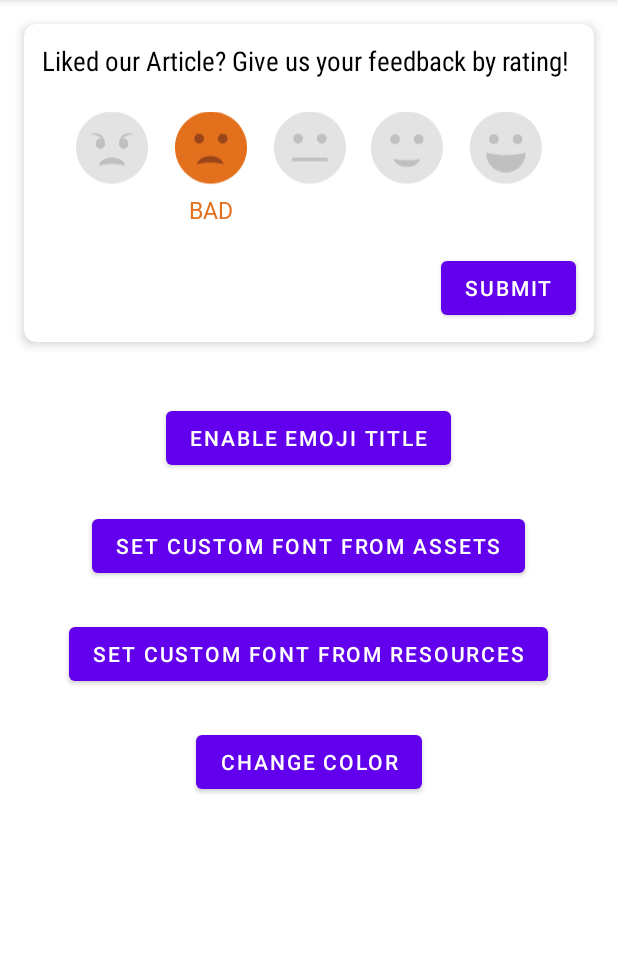
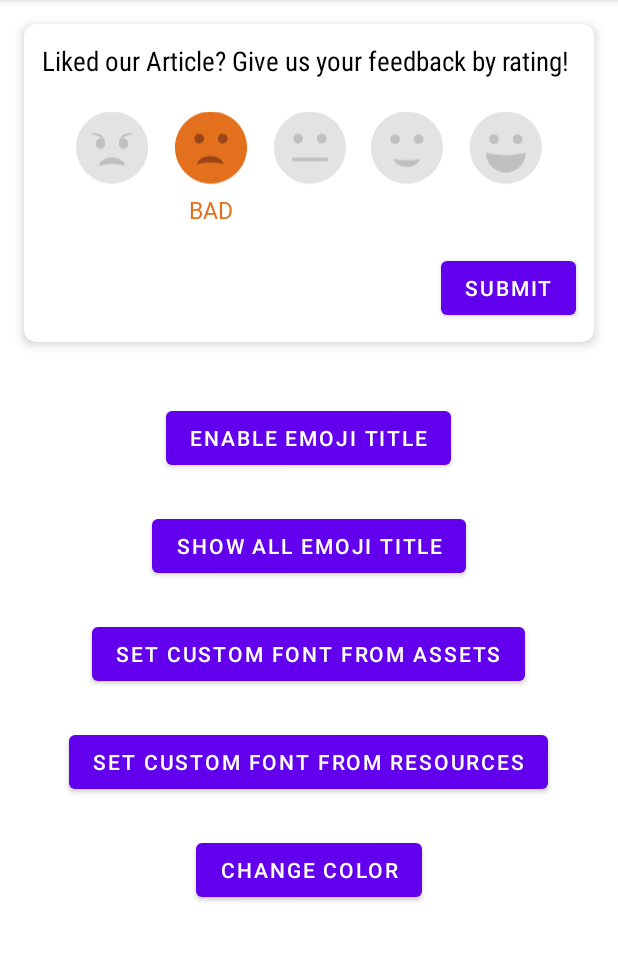
Before and after one commit to unaisulhadi/emojiratingbar, an Android app: the screen it shows after launch (MainActivity), after a tap on an icon or button, on a phone screen of 412 x 824 dp, the part 84-1045 px from its top. Run offline under Robolectric (Android 15) with nearby library versions, the phone set to English and light mode, and no system bars; our stand-ins replace sdp/ssp sizes; Roboto replaces fonts that are not available here; 2 other taps on this screen came first.

Commit message:
added empty state as defualt and show all text

```diff
--- a/emojiratingbar/src/main/java/com/hadi/emojiratingbar/EmojiRatingBar.kt
+++ b/emojiratingbar/src/main/java/com/hadi/emojiratingbar/EmojiRatingBar.kt
@@ -20,7 +20,9 @@ import androidx.core.content.res.ResourcesCompat
 class EmojiRatingBar(context: Context, attributeSet: AttributeSet) :
     LinearLayout(context, attributeSet) {
 
-    private var rating: RateStatus = RateStatus.OKAY
+    private class Smiley(var image: ImageView, var text: TextView, var status: RateStatus)
+
+    private var rating: RateStatus = RateStatus.EMPTY
     private var ratingChangeListener: OnRateChangeListener? = null
 
 
@@ -44,9 +46,15 @@ class EmojiRatingBar(context: Context, attributeSet: AttributeSet) :
     private lateinit var tvGood: TextView
     private lateinit var tvGreat: TextView
 
+
     private var showText: Boolean = true
+    private var showAllText: Boolean = false;
     private var color: Int  = 0
     private var fontFamilyId = 0
+
+    private lateinit var smileyList: List<Smiley>
+
+
 
     init {
         val inflater = context.getSystemService(Context.LAYOUT_INFLATER_SERVICE) as LayoutInflater
@@ -60,8 +68,8 @@ class EmojiRatingBar(context: Context, attributeSet: AttributeSet) :
             try {
                 showText = getBoolean(R.styleable.EmojiRatingBar_showText, true)
                 color = getColor(R.styleable.EmojiRatingBar_titleColor, 0)
-
-                rating = RateStatus.values()[getInt(R.styleable.EmojiRatingBar_defaultValue,2)]
+                showAllText = getBoolean(R.styleable.EmojiRatingBar_showAllText, false)
+                rating = RateStatus.values()[getInt(R.styleable.EmojiRatingBar_defaultValue,0)]
                 fontFamilyId = getResourceId(R.styleable.EmojiRatingBar_android_fontFamily,0)
             } finally {
                 recycle()
@@ -70,10 +78,7 @@ class EmojiRatingBar(context: Context, attributeSet: AttributeSet) :
         initType()
     }
 
-
-
     private fun initType() {
-
         binding()
         handleRatingClick()
         if(color > 0){
@@ -83,8 +88,11 @@ class EmojiRatingBar(context: Context, attributeSet: AttributeSet) :
             setTypeFace(fontFamilyId)
         }
         setCurrentRateStatus(rating)
-        if (!showText) {
-            hideAllTitles()
+        if(showAllText){
+            hideAllTitles(false)
+        }
+        else if (!showText) {
+            hideAllTitles(true)
         }
     }
 
@@ -107,54 +115,44 @@ class EmojiRatingBar(context: Context, attributeSet: AttributeSet) :
         tvOkay = findViewById(R.id.tv_okay)
         tvGood = findViewById(R.id.tv_good)
         tvGreat = findViewById(R.id.tv_great)
+
+        smileyList = listOf(
+            Smiley(ivAwful, tvAwful, RateStatus.AWFUL),
+            Smiley(ivBad, tvBad, RateStatus.BAD),
+            Smiley(ivOkay, tvOkay, RateStatus.OKAY),
+            Smiley(ivGood, tvGood, RateStatus.GOOD),
+            Smiley(ivGreat, tvGreat, RateStatus.GREAT)
+        )
     }
 
     private fun handleRatingClick() {
         btnAwful.setOnClickListener {
             scaleEmoji(ivAwful, btnAwful)
-            setAwfulRateStatus()
+            setCurrentRateStatus(RateStatus.AWFUL)
         }
+
 
         btnBad.setOnClickListener {
             scaleEmoji(ivBad, btnBad)
-            setBadRateStatus()
+            setCurrentRateStatus(RateStatus.BAD)
         }
+
 
         btnOkay.setOnClickListener {
             scaleEmoji(ivOkay, btnOkay)
-            setOkayRateStatus()
+            setCurrentRateStatus(RateStatus.OKAY)
         }
 
 
         btnGood.setOnClickListener {
             scaleEmoji(ivGood, btnGood)
-            setGoodRateStatus()
+            setCurrentRateStatus(RateStatus.GOOD)
         }
 
         btnGreat.setOnClickListener {
             scaleEmoji(ivGreat, btnGreat)
-            setGreatRateStatus()
+            setCurrentRateStatus(RateStatus.GREAT)
         }
-    }
-
-    fun setAwfulEmojiTitle(title:String){
-        tvAwful.text = title
-    }
-
-    fun setBadEmojiTitle(title:String){
-        tvBad.text = title
-    }
-
-    fun setOkayEmojiTitle(title:String){
-        tvOkay.text = title
-    }
-
-    fun setGoodEmojiTitle(title:String){
-        tvGood.text = title
-    }
-
-    fun setGreatEmojiTitle(title:String){
-        tvGreat.text = title
     }
 
 
@@ -166,147 +164,58 @@ class EmojiRatingBar(context: Context, attributeSet: AttributeSet) :
         return rating
     }
 
-    fun setCurrentRateStatus(rateStatus: RateStatus) {
-        when (rateStatus) {
-
-            RateStatus.AWFUL -> setAwfulRateStatus()
-            RateStatus.BAD -> setBadRateStatus()
-            RateStatus.OKAY -> setOkayRateStatus()
-            RateStatus.GOOD -> setGoodRateStatus()
-            RateStatus.GREAT -> setGreatRateStatus()
+    fun setShowText(showText: Boolean) {
+        this.showText = showText
+        for (smiley in smileyList){
+            if(smiley.status == rating) smiley.text.visibility = if(showText) View.VISIBLE else View.INVISIBLE
+            else smiley.text.visibility = View.INVISIBLE
         }
     }
 
-    fun setShowText(showText: Boolean) {
-        this.showText = showText
-        setCurrentRateStatus(getCurrentRateStatus())
+    fun setShowAllText (showAllText: Boolean){
+        this.showAllText = showAllText
+        val visible = if(showAllText) View.VISIBLE else View.INVISIBLE
+        for (smiley in smileyList){
+            smiley.text.visibility = visible
+        }
     }
 
     fun getShowText(): Boolean {
         return showText
     }
 
-    private fun setAwfulRateStatus() {
-        rating = RateStatus.AWFUL
+    fun getShowAllText(): Boolean {
+        return showAllText
+    }
+
+    private fun setCurrentRateStatus(rateStatus: RateStatus){
+        rating = rateStatus
         ratingChangeListener?.onRateChanged(rating)
 
+        for (smiley in smileyList){
+            smiley.text.visibility = View.INVISIBLE
+            if(smiley.status == rateStatus) {
+                getRatingImageResource(smiley.status, true)?.let { smiley.image.setImageResource(it) }
+                if(showText) smiley.text.visibility = View.VISIBLE
+            }
+            else {
+                getRatingImageResource(smiley.status, false)?.let { smiley.image.setImageResource(it) }
+            }
 
-        ivAwful.setImageResource(R.drawable.ic_awful)
-
-        if (showText) {
-            tvAwful.visibility = View.VISIBLE
-            tvBad.visibility = View.INVISIBLE
-            tvOkay.visibility = View.INVISIBLE
-            tvGood.visibility = View.INVISIBLE
-            tvGreat.visibility = View.INVISIBLE
-        } else {
-            hideAllTitles()
+            if(showAllText){
+                smiley.text.visibility = View.VISIBLE
+            }
         }
+    }
 
 
-        ivBad.setImageResource(R.drawable.ic_bad_inactive)
-        ivOkay.setImageResource(R.drawable.ic_okay_inactive)
-        ivGood.setImageResource(R.drawable.ic_good_inactive)
-        ivGreat.setImageResource(R.drawable.ic_great_inactive)
-
-
-    }
-
-    private fun setBadRateStatus() {
-        rating = RateStatus.BAD
-        ratingChangeListener?.onRateChanged(rating)
-
-        ivBad.setImageResource(R.drawable.ic_bad)
-        if (showText) {
-            tvBad.visibility = View.VISIBLE
-            tvAwful.visibility = View.INVISIBLE
-            tvOkay.visibility = View.INVISIBLE
-            tvGood.visibility = View.INVISIBLE
-            tvGreat.visibility = View.INVISIBLE
-        } else {
-            hideAllTitles()
-        }
-
-
-        ivAwful.setImageResource(R.drawable.ic_awful_inactive)
-        ivOkay.setImageResource(R.drawable.ic_okay_inactive)
-        ivGood.setImageResource(R.drawable.ic_good_inactive)
-        ivGreat.setImageResource(R.drawable.ic_great_inactive)
-
-
-    }
-
-    private fun setOkayRateStatus() {
-        rating = RateStatus.OKAY
-        ratingChangeListener?.onRateChanged(rating)
-
-        ivOkay.setImageResource(R.drawable.ic_okay)
-        if (showText) {
-            tvOkay.visibility = View.VISIBLE
-            tvAwful.visibility = View.INVISIBLE
-            tvBad.visibility = View.INVISIBLE
-            tvGood.visibility = View.INVISIBLE
-            tvGreat.visibility = View.INVISIBLE
-        } else {
-            hideAllTitles()
-        }
-
-
-        ivAwful.setImageResource(R.drawable.ic_awful_inactive)
-        ivBad.setImageResource(R.drawable.ic_bad_inactive)
-        ivGood.setImageResource(R.drawable.ic_good_inactive)
-        ivGreat.setImageResource(R.drawable.ic_great_inactive)
-
-
-    }
-
-    private fun setGoodRateStatus() {
-        rating = RateStatus.GOOD
-        ratingChangeListener?.onRateChanged(rating)
-
-        ivGood.setImageResource(R.drawable.ic_good)
-        if (showText) {
-            tvGood.visibility = View.VISIBLE
-            tvAwful.visibility = View.INVISIBLE
-            tvBad.visibility = View.INVISIBLE
-            tvOkay.visibility = View.INVISIBLE
-            tvGreat.visibility = View.INVISIBLE
-        } else {
-            hideAllTitles()
-        }
-
-
-        ivAwful.setImageResource(R.drawable.ic_awful_inactive)
-        ivBad.setImageResource(R.drawable.ic_bad_inactive)
-        ivOkay.setImageResource(R.drawable.ic_okay_inactive)
-        ivGreat.setImageResource(R.drawable.ic_great_inactive)
-
-
-    }
-
-    private fun setGreatRateStatus() {
-        rating = RateStatus.GREAT
-        ratingChangeListener?.onRateChanged(rating)
-
-        ivGreat.setImageResource(R.drawable.ic_great)
-        if (showText) {
-            tvGreat.visibility = View.VISIBLE
-
-            tvAwful.visibility = View.INVISIBLE
-            tvBad.visibility = View.INVISIBLE
-            tvOkay.visibility = View.INVISIBLE
-            tvGood.visibility = View.INVISIBLE
-        } else {
-            hideAllTitles()
-        }
-
-
-        ivAwful.setImageResource(R.drawable.ic_awful_inactive)
-        ivBad.setImageResource(R.drawable.ic_bad_inactive)
-        ivOkay.setImageResource(R.drawable.ic_okay_inactive)
-        ivGood.setImageResource(R.drawable.ic_good_inactive)
-
-
+    private fun getRatingImageResource (rateStatus: RateStatus, active: Boolean = true) = when (rateStatus) {
+        RateStatus.AWFUL -> if(active) R.drawable.ic_awful else R.drawable.ic_awful_inactive
+        RateStatus.BAD -> if(active) R.drawable.ic_bad else R.drawable.ic_bad_inactive
+        RateStatus.OKAY -> if(active) R.drawable.ic_okay else R.drawable.ic_okay_inactive
+        RateStatus.GOOD -> if(active) R.drawable.ic_good else R.drawable.ic_good_inactive
+        RateStatus.GREAT -> if(active) R.drawable.ic_great else R.drawable.ic_great_inactive
+        RateStatus.EMPTY -> null
     }
 
     fun setTypeFace(@FontRes font: Int) {
@@ -341,12 +250,13 @@ class EmojiRatingBar(context: Context, attributeSet: AttributeSet) :
         tvGreat.setTextColor(color)
     }
 
-    private fun hideAllTitles() {
-        tvAwful.visibility = View.GONE
-        tvBad.visibility = View.GONE
-        tvOkay.visibility = View.GONE
-        tvGood.visibility = View.GONE
-        tvGreat.visibility = View.GONE
+    private fun hideAllTitles(hide: Boolean = true) {
+        val titleVisibility = if(hide) View.GONE else View.VISIBLE
+        tvAwful.visibility = titleVisibility
+        tvBad.visibility = titleVisibility
+        tvOkay.visibility = titleVisibility
+        tvGood.visibility = titleVisibility
+        tvGreat.visibility = titleVisibility
     }
 
     private fun scaleEmoji(targetView: View, disableView: View) {
--- a/emojiratingbar/src/main/java/com/hadi/emojiratingbar/RateStatus.kt
+++ b/emojiratingbar/src/main/java/com/hadi/emojiratingbar/RateStatus.kt
@@ -1,6 +1,7 @@
 package com.hadi.emojiratingbar
 
 enum class RateStatus {
+    EMPTY,
     AWFUL,
     BAD,
     OKAY,
--- a/emojiratingbar/src/main/res/layout/item_rate_view.xml
+++ b/emojiratingbar/src/main/res/layout/item_rate_view.xml
@@ -92,13 +92,14 @@
                 android:layout_height="wrap_content"
                 android:layout_margin="@dimen/_4sdp"
                 android:contentDescription="@string/good"
-                app:srcCompat="@drawable/ic_okay" />
+                app:srcCompat="@drawable/ic_okay_inactive" />
 
             <TextView
                 android:id="@+id/tv_okay"
                 android:layout_width="match_parent"
                 android:layout_height="wrap_content"
                 android:text="@string/okay"
+                android:visibility="invisible"
                 android:textColor="@color/rate_color_okay"
                 android:textSize="@dimen/_12ssp"
                 android:textStyle="bold"
--- a/sample/src/main/java/com/hadi/sample/MainActivity.kt
+++ b/sample/src/main/java/com/hadi/sample/MainActivity.kt
@@ -18,6 +18,7 @@ class MainActivity : AppCompatActivity() {
     private lateinit var btnSetFontFromResource: Button
     private lateinit var btnSetFontFromAssets: Button
     private lateinit var btnChangeTitleColor: Button
+    private lateinit var btnShowAllTitle: Button
 
 
     override fun onCreate(savedInstanceState: Bundle?) {
@@ -28,6 +29,7 @@ class MainActivity : AppCompatActivity() {
         emojiRatingBar = findViewById(R.id.emoji_rating_bar)
         btnGetCurrentRate = findViewById(R.id.btn_get_rating)
         btnEnableTitle = findViewById(R.id.btn_enable_title)
+        btnShowAllTitle = findViewById(R.id.btn_show_all_title)
         btnSetFontFromResource = findViewById(R.id.btn_set_font_from_res)
         btnSetFontFromAssets = findViewById(R.id.btn_set_font_from_asset)
         btnChangeTitleColor = findViewById(R.id.btn_change_title_color)
@@ -44,6 +46,16 @@ class MainActivity : AppCompatActivity() {
             } else {
                 emojiRatingBar.setShowText(true)
                 btnEnableTitle.text = "DISABLE EMOJI TITLE"
+            }
+        }
+
+        btnShowAllTitle.setOnClickListener{
+            if (emojiRatingBar.getShowAllText()) {
+                emojiRatingBar.setShowAllText(false)
+                btnShowAllTitle.text = "SHOW ALL EMOJI TITLE"
+            } else {
+                emojiRatingBar.setShowAllText(true)
+                btnShowAllTitle.text = "HIDE ALL EMOJI TITLE"
             }
         }
 
--- a/sample/src/main/res/layout/activity_main.xml
+++ b/sample/src/main/res/layout/activity_main.xml
@@ -38,7 +38,7 @@
                 android:layout_gravity="center"
                 app:showText="true"
                 app:titleColor="#844848"
-                app:defaultValue="AWFUL"
+                app:defaultValue="EMPTY"
                 android:fontFamily="@font/playfair_display_semibold"
                 android:layout_marginTop="16dp"
                 android:layout_marginBottom="8dp"
@@ -72,6 +72,13 @@
         android:text="ENABLE EMOJI TITLE"/>
 
     <Button
+        android:id="@+id/btn_show_all_title"
+        android:layout_width="wrap_content"
+        android:layout_height="wrap_content"
+        android:layout_marginTop="24dp"
+        android:text="SHOW ALL EMOJI TITLE"/>
+
+    <Button
         android:id="@+id/btn_set_font_from_asset"
         android:layout_width="wrap_content"
         android:layout_height="wrap_content"
```
Also changed, not shown: emojiratingbar/src/main/res/values/attrs.xml (+7 -5 lines).
